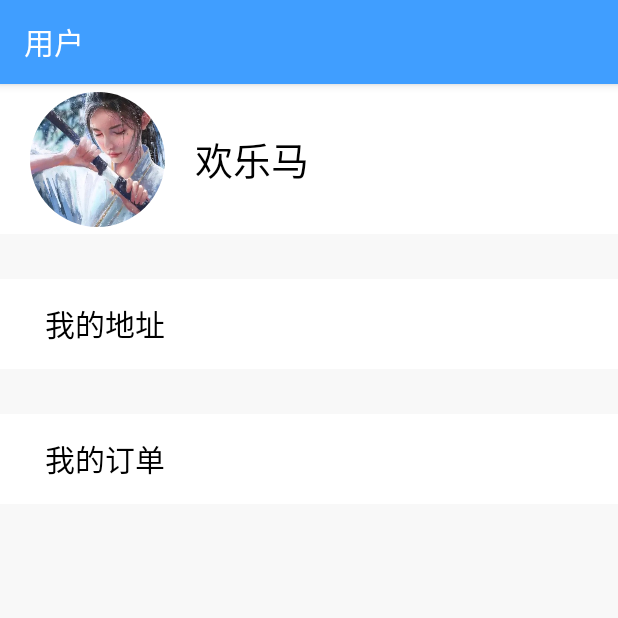
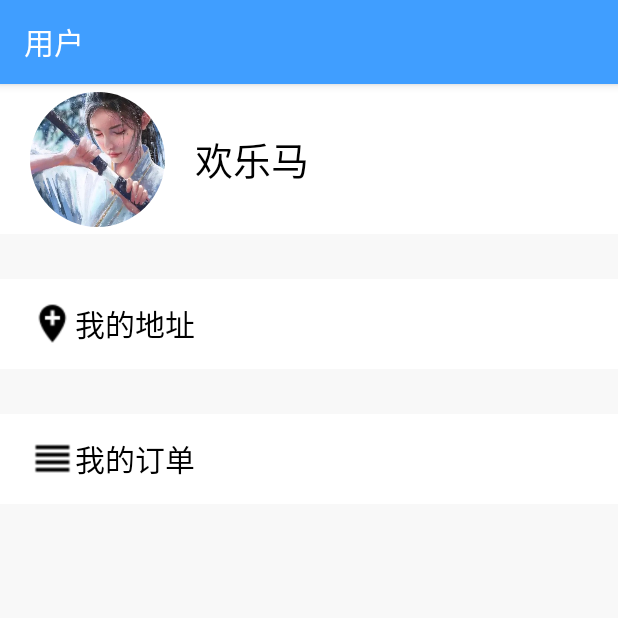
Before and after one commit to blacknight2018/androidShop, an Android app: the NotificationsFragment screen opened through its navigation route, on a phone screen of 412 x 824 dp, the top half of it. Run offline under Robolectric (Android 15) with nearby library versions, the phone set to English and light mode, and no system bars; our stand-ins replace FlexboxLayout, navigation-ui; libraries missing offline, so code that uses them is left out: com.youth.banner; plain views replace RoundedImageView; 11 statements that could not run were skipped.

Commit message:
个人中心菜单添加了图标

```diff
--- a/app/src/main/res/layout/fragment_notifications.xml
+++ b/app/src/main/res/layout/fragment_notifications.xml
@@ -52,12 +52,19 @@
         android:focusable="true"
         android:orientation="horizontal">
 
+        <ImageView
+            android:layout_width="30dp"
+            android:layout_height="30dp"
+            android:layout_gravity="center_vertical"
+            android:layout_marginLeft="20dp"
+            android:background="@drawable/address" />
+
         <TextView
+
             android:id="@+id/item_address"
             android:layout_width="wrap_content"
             android:layout_height="wrap_content"
             android:layout_gravity="center"
-            android:layout_marginLeft="30dp"
             android:layout_weight="1"
             android:text="@string/title_address"
             android:textColor="#000000"
@@ -73,12 +80,18 @@
         android:focusable="true"
         android:orientation="horizontal">
 
+        <ImageView
+            android:layout_width="30dp"
+            android:layout_height="30dp"
+            android:layout_gravity="center_vertical"
+            android:layout_marginLeft="20dp"
+            android:background="@drawable/order" />
+
         <TextView
             android:id="@+id/item_order"
             android:layout_width="wrap_content"
             android:layout_height="wrap_content"
             android:layout_gravity="center"
-            android:layout_marginLeft="30dp"
             android:layout_weight="1"
             android:text="@string/title_order"
             android:textColor="#000000"
--- a/app/src/main/res/values/strings.xml
+++ b/app/src/main/res/values/strings.xml
@@ -17,4 +17,5 @@
     <string name="btn_del">删除</string>
     <string name="activity_address_list">我的地址</string>
     <string name="activity_goods_detail">商品详细</string>
+    <string name="tip_spec">选择商品规格</string>
 </resources>
```
Also changed, not shown: app/src/main/res/layout/activity_goods_detail.xml (+83 -0 lines), app/src/main/res/drawable/address.png (added), app/src/main/res/drawable/order.png (added).
